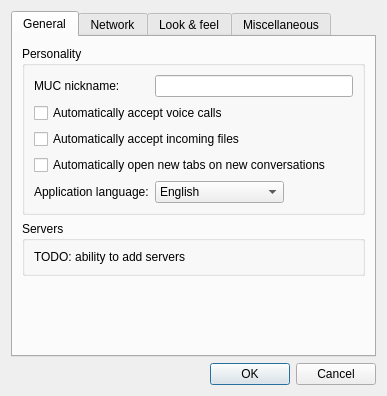
The window that ui/settingswindow.ui (WST/acid-pc) describes before a commit, drawn with Qt 5.
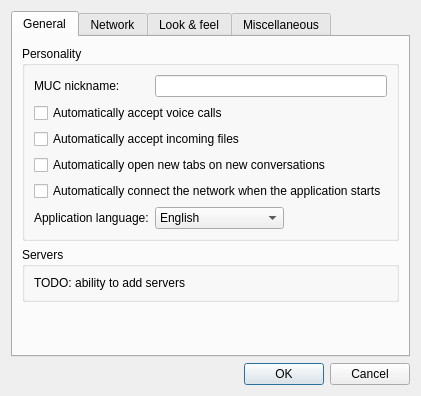
The same window after the commit. Icons and pictures are not drawn.

Commit message: Возможность выбора языка интерфейса приложения

The edit to the form file:
```diff
--- a/ui/settingswindow.ui
+++ b/ui/settingswindow.ui
@@ -85,7 +85,7 @@
               </property>
              </widget>
             </item>
-            <item row="4" column="1">
+            <item row="5" column="1">
              <widget class="QComboBox" name="language">
               <item>
                <property name="text">
@@ -104,13 +104,20 @@
               </item>
              </widget>
             </item>
-            <item row="4" column="0">
+            <item row="5" column="0">
              <widget class="QLabel" name="label_13">
               <property name="text">
                <string>Application language:</string>
               </property>
              </widget>
             </item>
+            <item row="4" column="0" colspan="2">
+             <widget class="QCheckBox" name="auto_connect">
+              <property name="text">
+               <string>Automatically connect the network when the application starts</string>
+              </property>
+             </widget>
+            </item>
            </layout>
           </item>
          </layout>
```
The commit also changes 7 other files.
